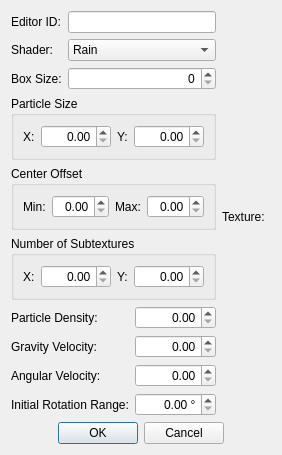
The window that native/src/DovahKit/ui/form_windows/shader_particle_geometry_data.ui (DavidJCobb/DovahKit) describes before a commit, drawn with Qt 5.
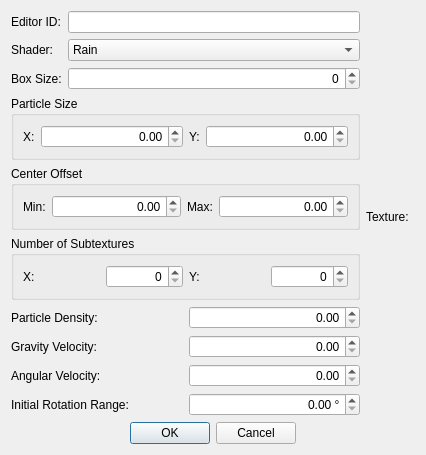
The same window after the commit. Custom widgets are drawn as their Qt base class.

What changed in the file:
```diff
--- a/native/src/DovahKit/ui/form_windows/shader_particle_geometry_data.ui
+++ b/native/src/DovahKit/ui/form_windows/shader_particle_geometry_data.ui
@@ -2,6 +2,14 @@
 <ui version="4.0">
  <class>FormDialogShaderParticleGeometryData</class>
  <widget class="QDialog" name="FormDialogShaderParticleGeometryData">
+  <property name="geometry">
+   <rect>
+    <x>0</x>
+    <y>0</y>
+    <width>426</width>
+    <height>406</height>
+   </rect>
+  </property>
   <property name="windowTitle">
    <string>Shader Particle Geometry</string>
   </property>
@@ -207,7 +215,7 @@
      <property name="title">
       <string>Number of Subtextures</string>
      </property>
-     <layout class="QHBoxLayout" name="horizontalLayout_3" stretch="0,1,0,1">
+     <layout class="QHBoxLayout" name="horizontalLayout_3" stretch="0,0,0,0">
       <item>
        <widget class="QLabel" name="label_9">
         <property name="text">
@@ -219,7 +227,7 @@
        </widget>
       </item>
       <item>
-       <widget class="QDoubleSpinBox" name="subtextureCountX">
+       <widget class="QSpinBox" name="subtextureCountX">
         <property name="alignment">
          <set>Qt::AlignRight|Qt::AlignTrailing|Qt::AlignVCenter</set>
         </property>
@@ -236,7 +244,7 @@
        </widget>
       </item>
       <item>
-       <widget class="QDoubleSpinBox" name="subtextureCountY">
+       <widget class="QSpinBox" name="subtextureCountY">
         <property name="alignment">
          <set>Qt::AlignRight|Qt::AlignTrailing|Qt::AlignVCenter</set>
         </property>
```
Left out of the diff: 6 changed lines with no effect on the pictures.
